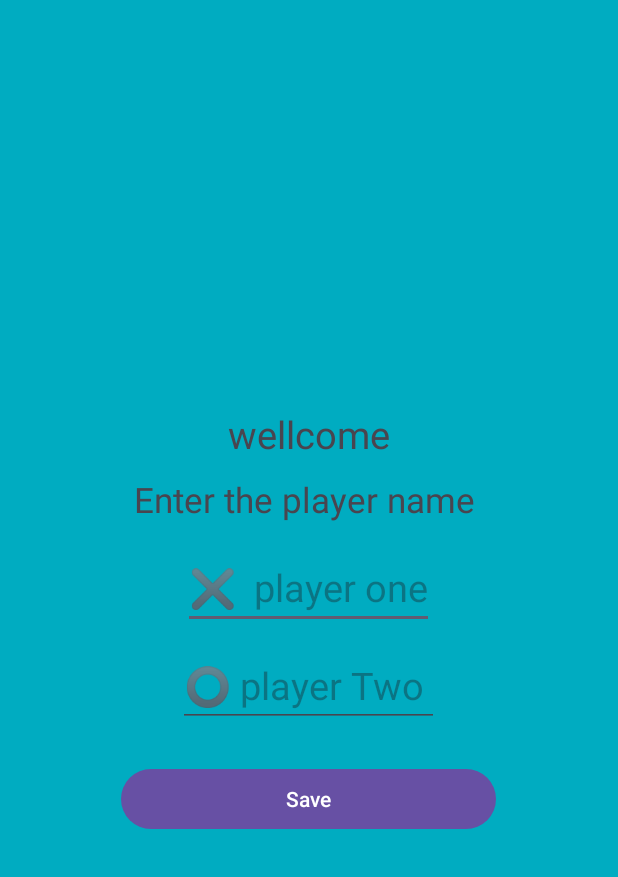
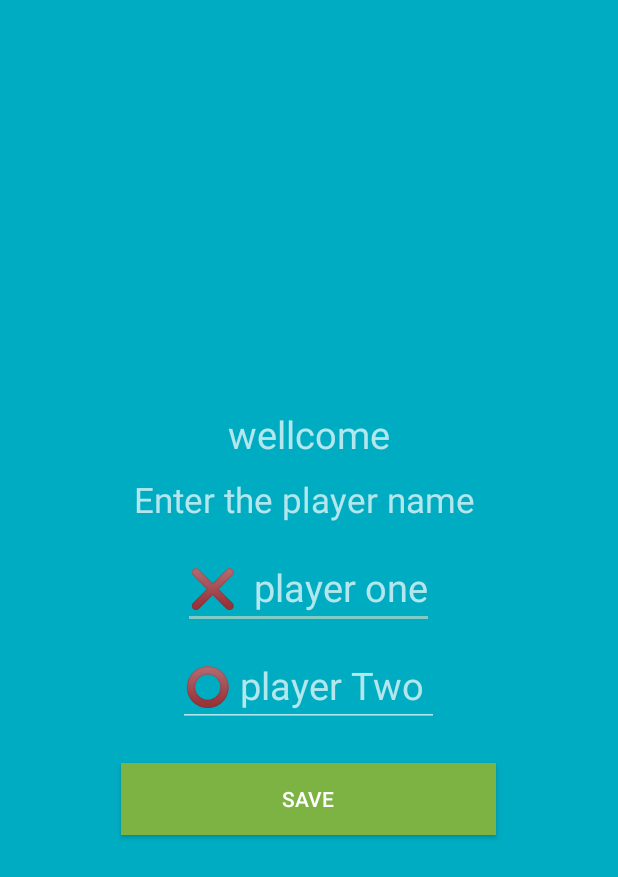
Before and after one commit to rakibul0026/Tic-Tac-Toe, an Android app: the profile screen opened directly, with no data from a screen before it, on a phone screen of 412 x 824 dp. Shown: the top 877 px of the screen. Run offline under Robolectric (Android 15) with nearby library versions, the phone set to English and light mode, and no system bars; our stand-ins replace Firebase (no records; nobody signed in at launch, a user with empty details on screens opened directly).

Commit message:
Updated code: your message here

```diff
--- a/app/src/main/java/com/example/tictactoe/profile.java
+++ b/app/src/main/java/com/example/tictactoe/profile.java
@@ -1,24 +1,63 @@
 package com.example.tictactoe;
 
 import android.os.Bundle;
+import android.view.View;
+import android.widget.Button;
+import android.widget.EditText;
+import android.widget.Toast;
 
 import androidx.activity.EdgeToEdge;
 import androidx.appcompat.app.AppCompatActivity;
-import androidx.core.graphics.Insets;
-import androidx.core.view.ViewCompat;
-import androidx.core.view.WindowInsetsCompat;
 
+import com.google.firebase.database.DatabaseReference;
+import com.google.firebase.database.FirebaseDatabase;
+
+import java.util.HashMap;
 public class profile extends AppCompatActivity {
-
+    private EditText edit1,edit2;
+    private Button text_button;
+    DatabaseReference reference;
     @Override
     protected void onCreate(Bundle savedInstanceState) {
         super.onCreate(savedInstanceState);
         EdgeToEdge.enable(this);
         setContentView(R.layout.activity_profile);
-        ViewCompat.setOnApplyWindowInsetsListener(findViewById(R.id.main), (v, insets) -> {
-            Insets systemBars = insets.getInsets(WindowInsetsCompat.Type.systemBars());
-            v.setPadding(systemBars.left, systemBars.top, systemBars.right, systemBars.bottom);
-            return insets;
+
+        reference= FirebaseDatabase.getInstance().getReference("ProfileDB");
+
+         edit2=findViewById(R.id.edit_text2);
+        edit1=findViewById(R.id.edit_text1);
+        text_button=findViewById(R.id.exit_button);
+
+        text_button.setOnClickListener(new View.OnClickListener() {
+            @Override
+            public void onClick(View v) {
+                StoreFirebaseData();
+            }
+        });
+
+        StoreFirebaseData();
+    }
+
+
+    private void StoreFirebaseData(){
+
+        String first1=edit1.getText().toString();
+        String first2=edit2.getText().toString();
+
+        HashMap<String,String>userList=new HashMap<>();
+
+        userList.put("Player1",first1);
+        userList.put("Player2",first2);
+
+        reference.child(reference.push().getKey()).setValue(userList).addOnCompleteListener(task -> {
+            if (task.isSuccessful()) {
+                Toast.makeText(this, "Sign Up Successful", Toast.LENGTH_SHORT).show();
+            }
+            else
+            {
+                Toast.makeText(this, "Sign Up not Successful", Toast.LENGTH_SHORT).show();
+            }
         });
     }
 }
--- a/app/src/main/res/layout/activity_profile.xml
+++ b/app/src/main/res/layout/activity_profile.xml
@@ -9,9 +9,7 @@
     android:orientation="vertical"
     android:background="@color/color4"
     android:gravity="center">
-    <RelativeLayout
-        android:layout_width="wrap_content"
-        android:layout_height="wrap_content"/>
+
 
         <TextView
             android:id="@+id/text1"
@@ -33,22 +31,20 @@
             android:padding="5sp"/>
 
         <EditText
-            android:id="@+id/E_1"
+            android:id="@+id/edit_text1"
             android:layout_width="wrap_content"
             android:layout_height="wrap_content"
             android:inputType="textPersonName"
-            android:layout_below="@+id/text2"
             android:hint="❌  player one"
             android:textSize="25dp"
             android:layout_marginTop="10dp"/>
 
 
         <EditText
-            android:id="@+id/text5"
+            android:id="@+id/edit_text2"
             android:layout_width="wrap_content"
             android:layout_height="wrap_content"
             android:inputType="textPersonName"
-            android:layout_below="@+id/E_1"
             android:hint="⭕ player Two "
             android:textSize="25dp"
             android:layout_marginTop="10dp" />
@@ -58,11 +54,9 @@
             android:layout_width="250dp"
             android:layout_height="wrap_content"
             android:text="Save"
-            android:layout_below="@+id/text5"
+            android:background="#7CB342"
             android:layout_marginTop="24dp"
             android:layout_gravity="center" />
 
 
-
-
 </LinearLayout>
--- a/app/src/main/res/values/themes.xml
+++ b/app/src/main/res/values/themes.xml
@@ -1,6 +1,6 @@
 <resources xmlns:tools="http://schemas.android.com/tools">
     <!-- Base application theme. -->
-    <style name="Base.Theme.TicTacToe" parent="Theme.Material3.DayNight.NoActionBar">
+    <style name="Base.Theme.TicTacToe" parent="Theme.Design.NoActionBar">
         <!-- Customize your light theme here. -->
         <!-- <item name="colorPrimary">@color/my_light_primary</item> -->
     </style>
```
